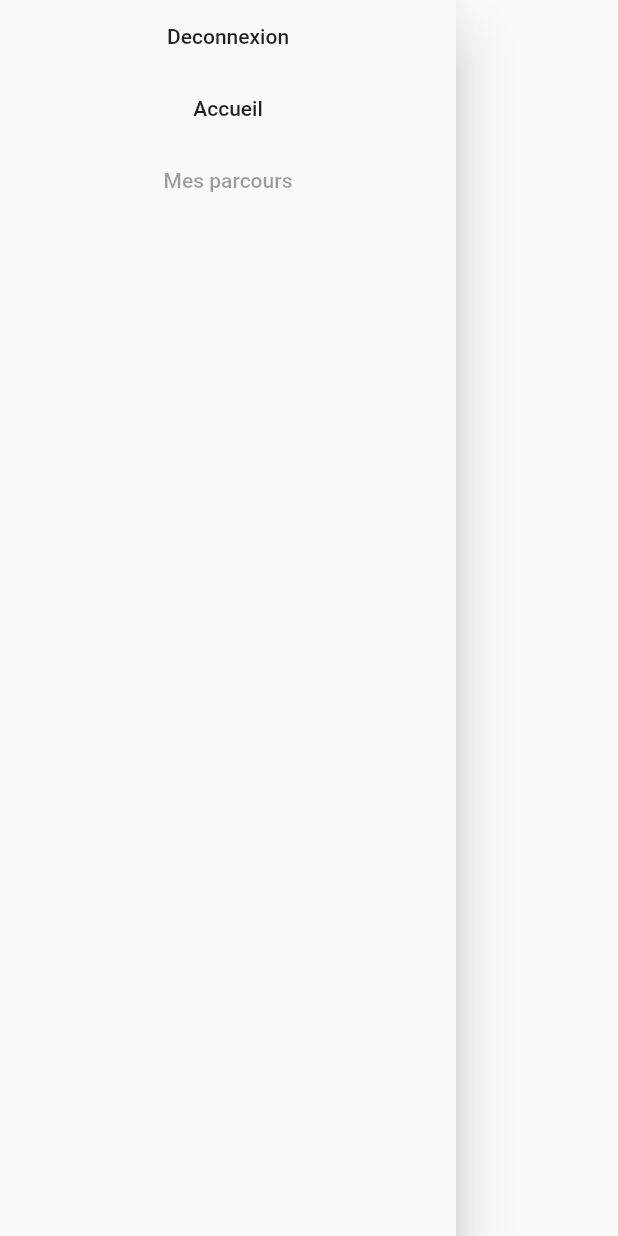
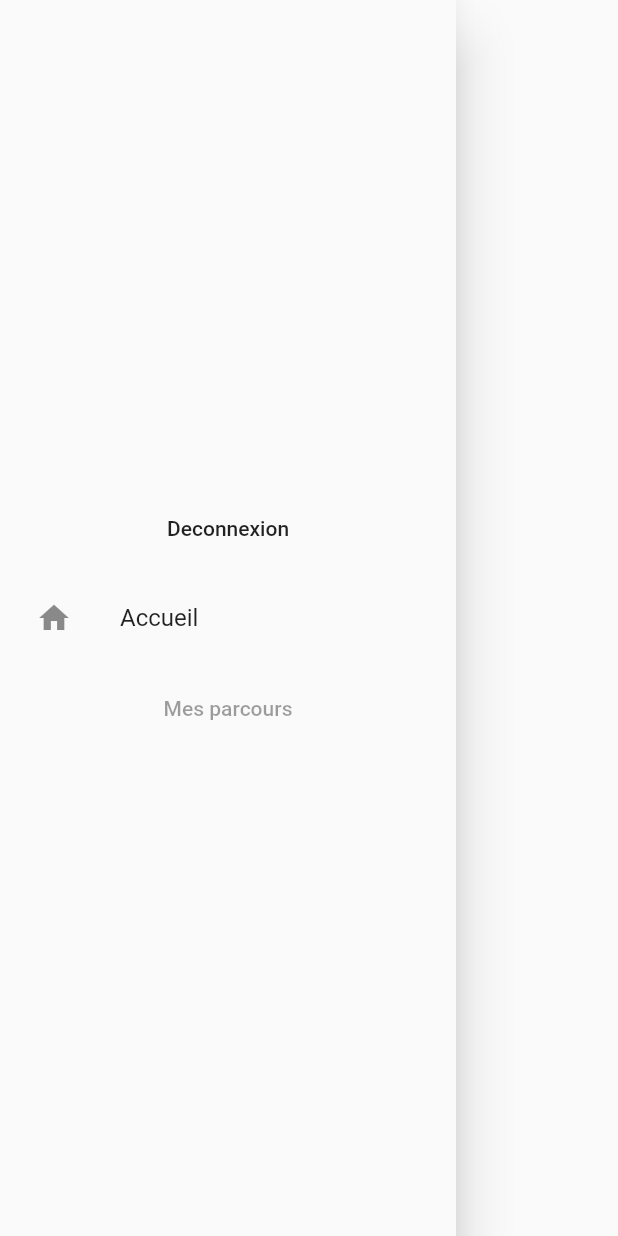
Before and after one commit to chiLinh0412/hackathon_project, a Flutter app: the LeftMenu widget shown alone on an empty page, opened directly, on a phone screen of 412 x 824 dp. Run offline on Flutter 3.47's test engine with Material 2 defaults, Android fonts, the phone set to English and light mode, and no system bars; our stand-ins replace cloud_firestore, firebase_auth, firebase_core, flutter_rating_bar, font_awesome_flutter, google_maps_flutter; accounts and stored records are empty; network calls fail.

```diff
--- a/lib/LeftMenu.dart
+++ b/lib/LeftMenu.dart
@@ -14,23 +14,34 @@ class LeftMenu extends StatelessWidget {
   Widget build(BuildContext context) {
     final user = Provider.of<User>(context);
     return Drawer(
-        child: Container(
-            decoration: BoxDecoration(),
-            child: Column(children: [
+        child: Center(
+
+            child: Column(
+                crossAxisAlignment: CrossAxisAlignment.center,
+                mainAxisAlignment: MainAxisAlignment.center,
+                children: [
               user == null
                   ? FlatButton(
                       onPressed: () {
                         Navigator.push(context,
                             MaterialPageRoute(builder: (context) => Login()));
                       },
-                      child: Text('Connexion'))
+                      child:  ListTile(
+                          contentPadding: EdgeInsets.all(8.0),
+                          leading: Icon(Icons.login),
+                          title: Text("Connexion"),
+                       ),)
                   : FlatButton(
                       onPressed: () => Auth().signOut(),
                       child: Text('Deconnexion')),
               FlatButton(
                   onPressed: () => Navigator.push(context,
                       MaterialPageRoute(builder: (context) => MyApp())),
-                  child: Text('Accueil')),
+                  child: ListTile(
+                    contentPadding: EdgeInsets.all(8.0),
+                    leading: Icon(Icons.home),
+                    title: Text("Accueil"),
+                  ),),
               if (user != null)
                 FlatButton(onPressed: null, child: Text('Mes parcours'))
             ])));
```
Also changed, not shown: lib/main.dart (+21 -9 lines), lib/service/GlobaleService.dart (+51 -43 lines).
